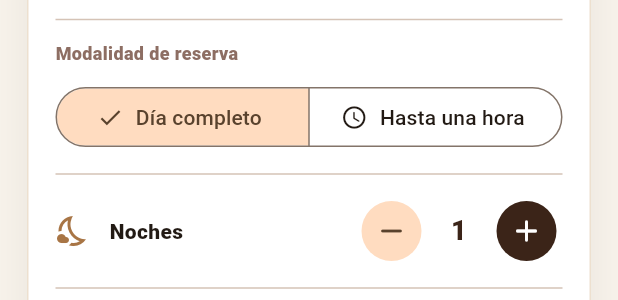
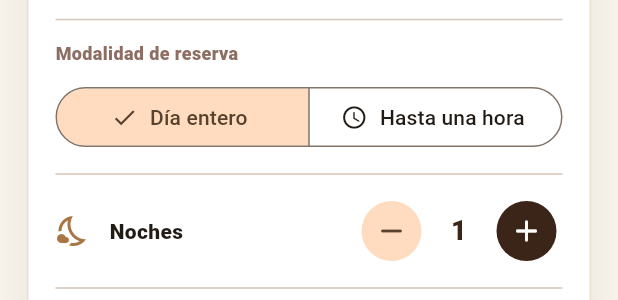
Before and after one commit to EliasCastanedaM/casaHuespedesProy, a Flutter app: the NewBookingScreen widget shown alone on an empty page, opened directly with empty values, on a phone screen of 412 x 824 dp. Shown: the part 255-555 px from the top of the screen. Run offline on Flutter 3.47's test engine with Material 3 defaults, Android fonts, the phone set to English and light mode, and no system bars; network calls fail.

Commit message:
Use Dia entero label in mobile booking flow

```diff
--- a/mobile/lib/screens/new_booking_screen.dart
+++ b/mobile/lib/screens/new_booking_screen.dart
@@ -37,7 +37,7 @@ class _NewBookingScreenState extends State<NewBookingScreen> {
 
   String get _stayLabel => _stayType == 'until_time'
       ? 'Hasta las $_checkOutTimeText'
-      : 'Día completo';
+      : 'Día entero';
 
   @override
   void initState() {
@@ -273,7 +273,7 @@ class _NewBookingScreenState extends State<NewBookingScreen> {
     final resultTime = asText(result['check_out_time']);
     final resultStayLabel = resultStayType == 'until_time'
         ? 'Hasta las ${resultTime.length >= 5 ? resultTime.substring(0, 5) : resultTime}'
-        : 'Día completo';
+        : 'Día entero';
 
     await showDialog<void>(
       context: context,
@@ -414,7 +414,7 @@ class _NewBookingScreenState extends State<NewBookingScreen> {
                         ButtonSegment(
                           value: 'full_day',
                           icon: Icon(Icons.calendar_view_day_rounded),
-                          label: Text('Día completo'),
+                          label: Text('Día entero'),
                         ),
                         ButtonSegment(
                           value: 'until_time',
```
